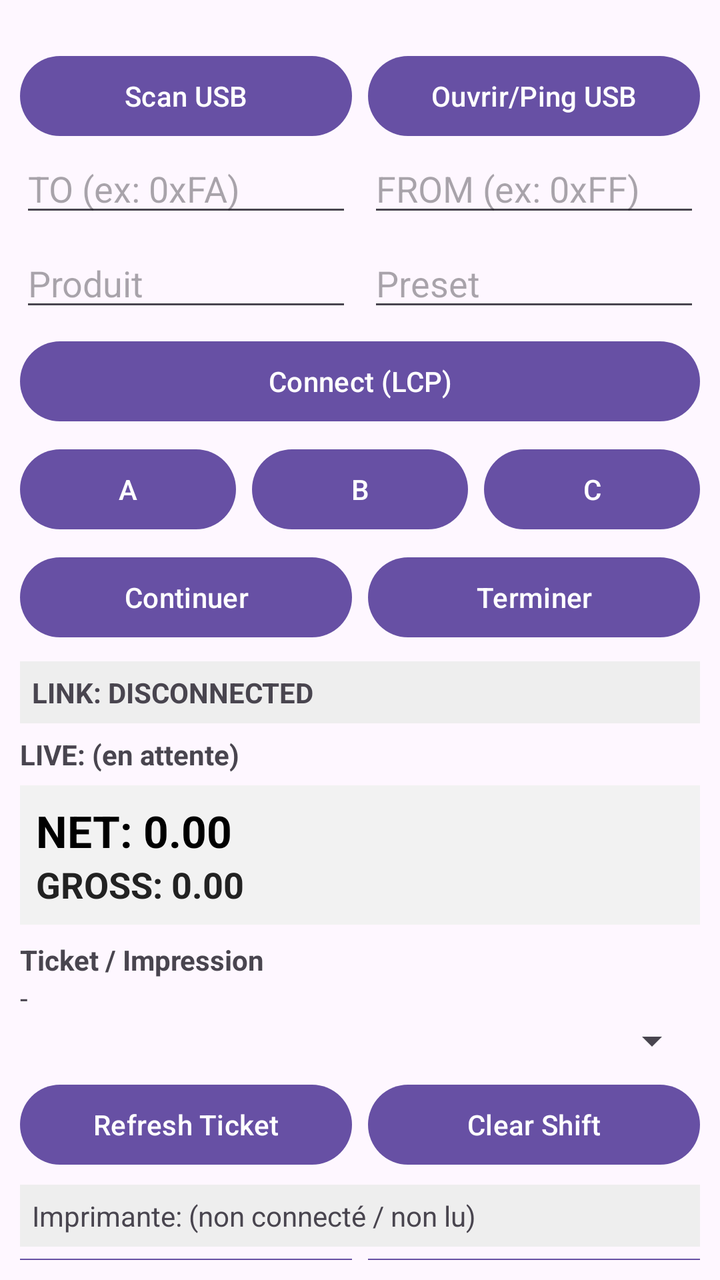
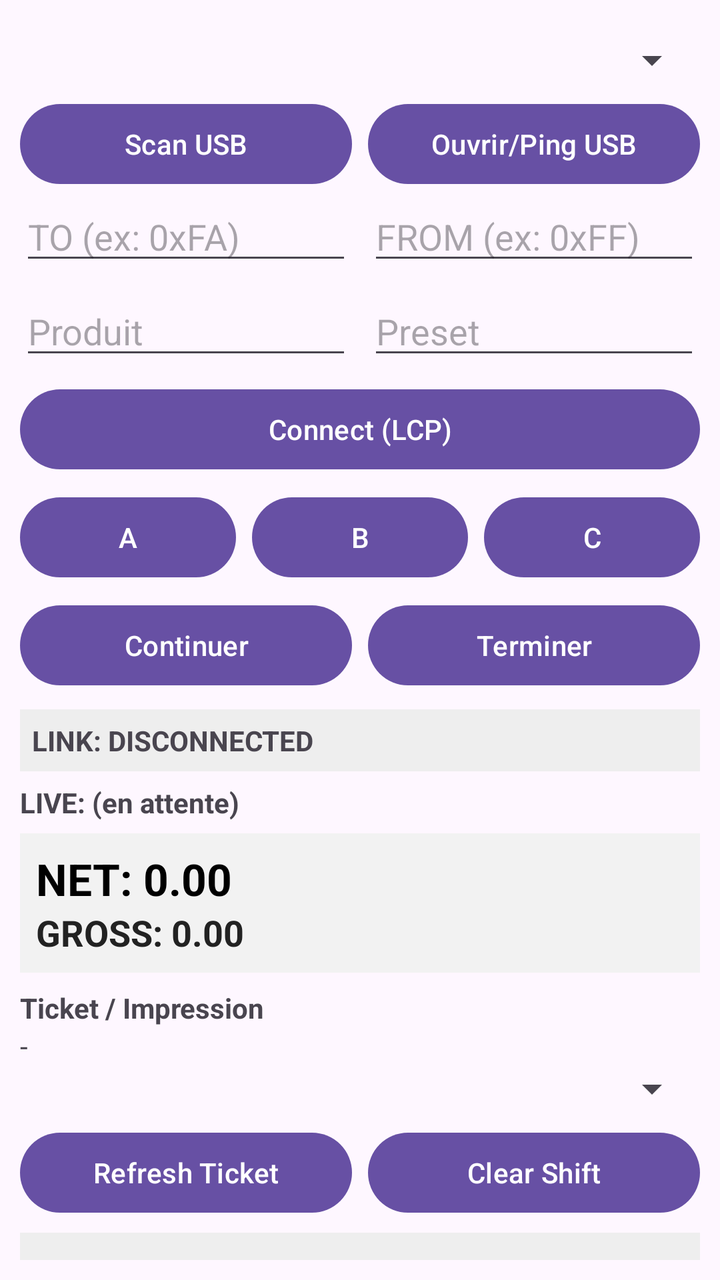

Compare the two renders of this Android layout. The source of the first and the diff that turns it into the second are given below.
<!-- AndroidManifest.xml: application theme Theme.Material3.DayNight.NoActionBar -->
<!-- res/layout/activity_main.xml -->
<LinearLayout xmlns:android="http://schemas.android.com/apk/res/android"
    android:id="@+id/root"
    android:layout_width="match_parent"
    android:layout_height="match_parent"
    android:orientation="vertical"
    android:padding="10dp">

    
    <Spinner
        android:id="@+id/spnUsbDevices"
        android:layout_width="match_parent"
        android:layout_marginTop="8dp" />

    <LinearLayout
        android:layout_width="match_parent"
        android:layout_height="wrap_content"
        android:orientation="horizontal"
        android:layout_marginTop="6dp">

        <Button
            android:id="@+id/btnScanUsb"
            android:layout_width="0dp"
            android:layout_height="wrap_content"
            android:layout_weight="1"
            android:text="Scan USB" />

        <Button
            android:id="@+id/btnPingUsb"
            android:layout_width="0dp"
            android:layout_height="wrap_content"
            android:layout_weight="1"
            android:layout_marginStart="8dp"
            android:text="Ouvrir/Ping USB" />
    </LinearLayout>

    
    <LinearLayout
        android:layout_width="match_parent"
        android:layout_height="wrap_content"
        android:orientation="horizontal">

        <EditText
            android:id="@+id/edtTo"
            android:layout_width="0dp"
            android:layout_height="wrap_content"
            android:layout_weight="1"
            android:hint="TO (ex: 0xFA)"
            android:singleLine="true" />

        <EditText
            android:id="@+id/edtFrom"
            android:layout_width="0dp"
            android:layout_height="wrap_content"
            android:layout_weight="1"
            android:hint="FROM (ex: 0xFF)"
            android:singleLine="true"
            android:layout_marginStart="8dp" />
    </LinearLayout>

    
    <LinearLayout
        android:layout_width="match_parent"
        android:layout_height="wrap_content"
        android:orientation="horizontal"
        android:layout_marginTop="6dp">

        <EditText
            android:id="@+id/edtProduct"
            android:layout_width="0dp"
            android:layout_height="wrap_content"
            android:layout_weight="1"
            android:hint="Produit"
            android:inputType="number"
            android:singleLine="true" />

        <EditText
            android:id="@+id/edtPreset"
            android:layout_width="0dp"
            android:layout_height="wrap_content"
            android:layout_weight="1"
            android:layout_marginStart="8dp"
            android:hint="Preset"
            android:inputType="numberDecimal"
            android:singleLine="true" />
    </LinearLayout>

    
    <Button
        android:id="@+id/btnConnect"
        android:layout_width="match_parent"
        android:layout_height="wrap_content"
        android:text="Connect (LCP)"
        android:layout_marginTop="6dp" />

    
    <LinearLayout
        android:layout_width="match_parent"
        android:layout_height="wrap_content"
        android:orientation="horizontal"
        android:layout_marginTop="6dp">

        <Button
            android:id="@+id/btnA"
            android:layout_width="0dp"
            android:layout_height="wrap_content"
            android:layout_weight="1"
            android:text="A" />

        <Button
            android:id="@+id/btnB"
            android:layout_width="0dp"
            android:layout_height="wrap_content"
            android:layout_weight="1"
            android:layout_marginStart="8dp"
            android:text="B" />

        <Button
            android:id="@+id/btnC"
            android:layout_width="0dp"
            android:layout_height="wrap_content"
            android:layout_weight="1"
            android:layout_marginStart="8dp"
            android:text="C" />
    </LinearLayout>

    
    <LinearLayout
        android:layout_width="match_parent"
        android:layout_height="wrap_content"
        android:orientation="horizontal"
        android:layout_marginTop="6dp">

        <Button
            android:id="@+id/btnContinue"
            android:layout_width="0dp"
            android:layout_height="wrap_content"
            android:layout_weight="1"
            android:text="Continuer" />

        <Button
            android:id="@+id/btnFinish"
            android:layout_width="0dp"
            android:layout_height="wrap_content"
            android:layout_weight="1"
            android:layout_marginStart="8dp"
            android:text="Terminer" />
    </LinearLayout>

    
    <TextView
        android:id="@+id/txtLinkStatus"
        android:layout_width="match_parent"
        android:layout_height="wrap_content"
        android:text="LINK: DISCONNECTED"
        android:textStyle="bold"
        android:layout_marginTop="8dp"
        android:background="#FFEEEEEE"
        android:padding="6dp" />

    
    <TextView
        android:id="@+id/txtLive"
        android:layout_width="match_parent"
        android:layout_height="wrap_content"
        android:text="LIVE: (en attente)"
        android:textStyle="bold"
        android:layout_marginTop="6dp" />

    
    <LinearLayout
        android:id="@+id/liveQtyPanel"
        android:layout_width="match_parent"
        android:layout_height="wrap_content"
        android:orientation="vertical"
        android:layout_marginTop="6dp"
        android:padding="8dp"
        android:background="#F2F2F2">

        <TextView
            android:id="@+id/txtQtyNet"
            android:layout_width="match_parent"
            android:layout_height="wrap_content"
            android:text="NET: 0.00"
            android:textStyle="bold"
            android:textSize="22sp"
            android:textColor="#000000" />

        <TextView
            android:id="@+id/txtQtyGross"
            android:layout_width="match_parent"
            android:layout_height="wrap_content"
            android:text="GROSS: 0.00"
            android:textStyle="bold"
            android:textSize="18sp"
            android:textColor="#222222" />
    </LinearLayout>

    
    <LinearLayout
        android:layout_width="match_parent"
        android:layout_height="wrap_content"
        android:orientation="vertical"
        android:layout_marginTop="8dp">

        <TextView
            android:layout_width="match_parent"
            android:layout_height="wrap_content"
            android:text="Ticket / Impression"
            android:textStyle="bold" />

        <TextView
            android:id="@+id/txtTicketNumber"
            android:layout_width="match_parent"
            android:layout_height="wrap_content"
            android:text="-" />

        <Spinner
            android:id="@+id/spnTicketRequired"
            android:layout_width="match_parent"
            android:layout_height="wrap_content" />

        <LinearLayout
            android:layout_width="match_parent"
            android:layout_height="wrap_content"
            android:orientation="horizontal"
            android:layout_marginTop="6dp">

            <Button
                android:id="@+id/btnRefreshTicket"
                android:layout_width="0dp"
                android:layout_height="wrap_content"
                android:layout_weight="1"
                android:text="Refresh Ticket" />

            <Button
                android:id="@+id/btnClearShift"
                android:layout_width="0dp"
                android:layout_height="wrap_content"
                android:layout_weight="1"
                android:layout_marginStart="8dp"
                android:text="Clear Shift" />
        </LinearLayout>

        <TextView
            android:id="@+id/txtPrinterStatus"
            android:layout_width="match_parent"
            android:layout_height="wrap_content"
            android:text="Imprimante: (non connecté / non lu)"
            android:layout_marginTop="6dp"
            android:background="#EEEEEE"
            android:padding="6dp" />

        <LinearLayout
            android:layout_width="match_parent"
            android:layout_height="wrap_content"
            android:orientation="horizontal"
            android:layout_marginTop="6dp">

            <Button
                android:id="@+id/btnRefreshPrinter"
                android:layout_width="0dp"
                android:layout_height="wrap_content"
                android:layout_weight="1"
                android:text="Refresh Printer" />

            <Button
                android:id="@+id/btnPrintPending"
                android:layout_width="0dp"
                android:layout_height="wrap_content"
                android:layout_weight="1"
                android:layout_marginStart="8dp"
                android:text="Print Pending" />
        </LinearLayout>

    </LinearLayout>

    
    <CheckBox
        android:id="@+id/switchIoLog"
        android:layout_width="wrap_content"
        android:layout_height="wrap_content"
        android:text="I/O log"
        android:checked="true"
        android:layout_marginTop="8dp" />

    
    <ScrollView
        android:id="@+id/logScroll"
        android:layout_width="match_parent"
        android:layout_height="0dp"
        android:layout_weight="1"
        android:fillViewport="true"
        android:layout_marginTop="6dp"
        android:background="#111111">

        <TextView
            android:id="@+id/txtLog"
            android:layout_width="match_parent"
            android:layout_height="wrap_content"
            android:typeface="monospace"
            android:textIsSelectable="true"
            android:textSize="12sp"
            android:textColor="#00FF00"
            android:padding="6dp" />
    </ScrollView>

    
    <LinearLayout
        android:layout_width="match_parent"
        android:layout_height="wrap_content"
        android:orientation="horizontal"
        android:gravity="end"
        android:layout_marginTop="6dp">

        <Button
            android:id="@+id/btnClearLog"
            android:layout_width="wrap_content"
            android:layout_height="wrap_content"
            android:text="Clear log" />

        <Button
            android:id="@+id/btnCopyLog"
            android:layout_width="wrap_content"
            android:layout_height="wrap_content"
            android:layout_marginStart="8dp"
            android:text="Copy log" />
    </LinearLayout>

</LinearLayout>
<!-- resources referenced by this layout -->
<resources>

</resources>

<!-- the commit's change to res/layout/activity_main.xml (unified diff, before → after) -->
@@ -9,6 +9,7 @@
     <Spinner
         android:id="@+id/spnUsbDevices"
         android:layout_width="match_parent"
+        android:layout_height="wrap_content"
         android:layout_marginTop="8dp" />
 
     <LinearLayout
@@ -146,6 +147,7 @@
             android:text="Terminer" />
     </LinearLayout>
 
+    
     
     <TextView
         android:id="@+id/txtLinkStatus"
@@ -284,6 +286,7 @@
         android:layout_marginTop="8dp" />
 
     
+    
     <ScrollView
         android:id="@+id/logScroll"
         android:layout_width="match_parent"
